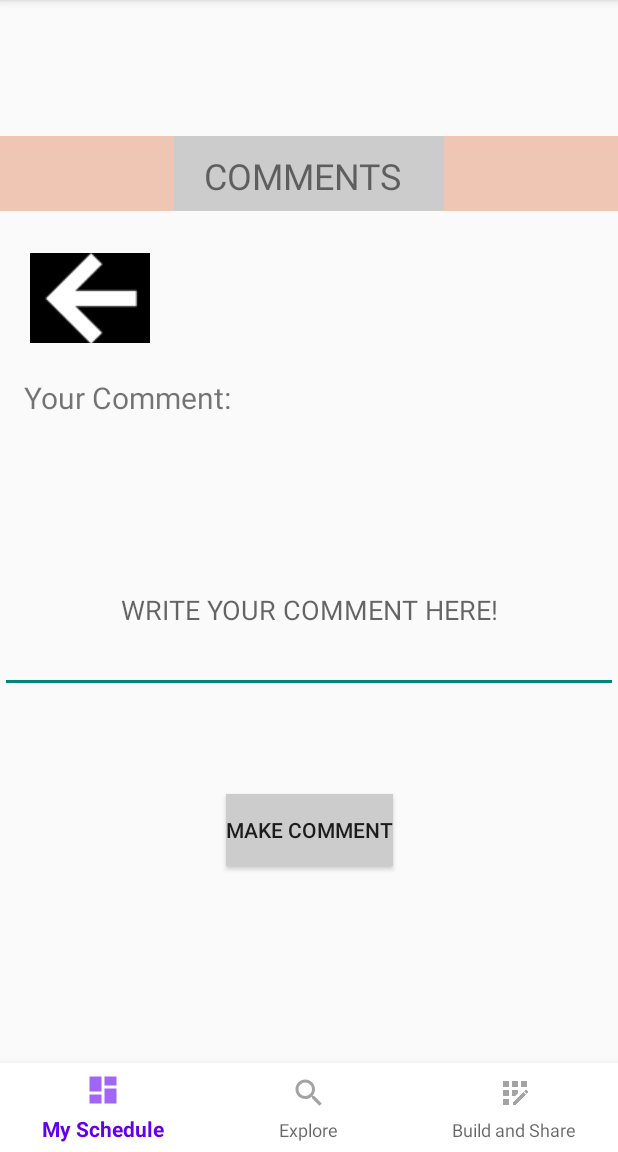
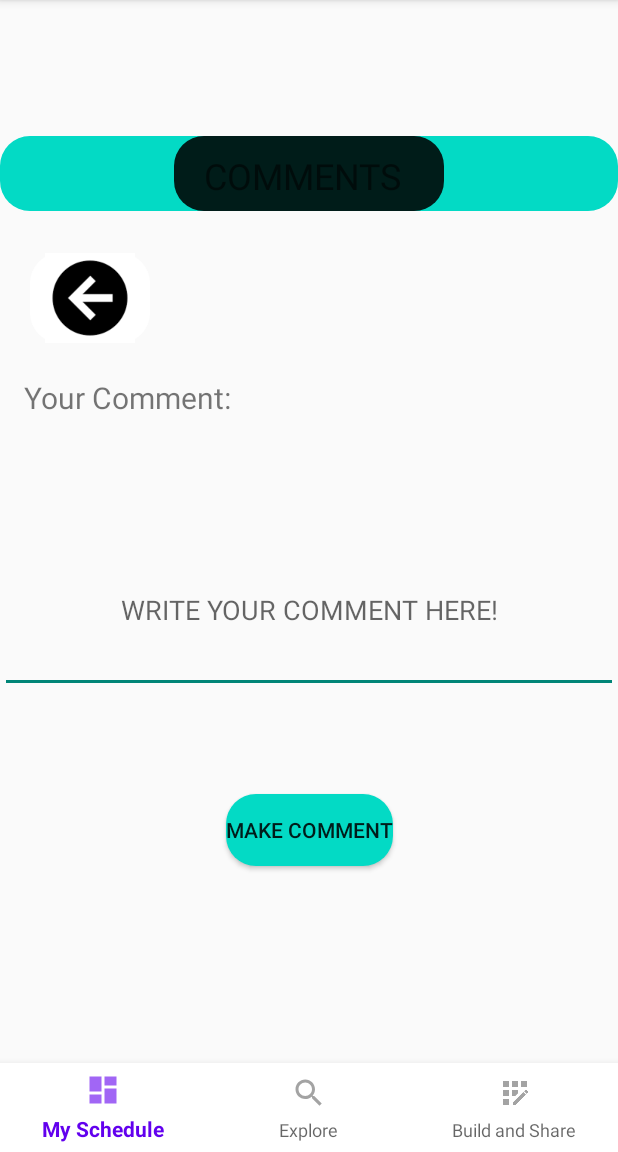
Before and after one commit to adenizgelir0/Sscheduler, an Android app built with Jetpack Compose: the ComentsPage screen opened directly, with no data from a screen before it, on a phone screen of 412 x 824 dp, the part 84-1236 px from its top. Run offline under Robolectric (Android 15) with nearby library versions, the phone set to English and light mode, and no system bars.

Commit message:
I have dealt with the gravities of texts, backgrounds and shapes of the buttons and textViews.

```diff
--- a/app/src/main/java/co/ubien/sscheduler/MainActivity.java
+++ b/app/src/main/java/co/ubien/sscheduler/MainActivity.java
@@ -35,7 +35,7 @@
     protected void onCreate(Bundle savedInstanceState) {
         super.onCreate(savedInstanceState);
         setContentView(R.layout.activity_main);
-        Intent ii = new Intent(MainActivity.this, ImportActivity.class);
+        Intent ii = new Intent(MainActivity.this, ReadComments.class);
         startActivity(ii);
         FirebaseUser user = auth.getCurrentUser();
         if(user != null){
--- /dev/null
+++ b/app/src/main/res/drawable/button_shape.xml
@@ -0,0 +1,5 @@
+<?xml version="1.0" encoding="utf-8"?>
+<shape xmlns:android="http://schemas.android.com/apk/res/android">
+<solid android:color="@color/teal_200"></solid>
+    <corners android:radius="20dp"></corners>
+</shape>
--- /dev/null
+++ b/app/src/main/res/drawable/editext_shape.xml
@@ -0,0 +1,5 @@
+<?xml version="1.0" encoding="utf-8"?>
+<shape xmlns:android="http://schemas.android.com/apk/res/android">
+    <solid android:color="@color/material_on_surface_emphasis_high_type"></solid>
+    <corners android:radius="20dp"></corners>
+</shape>
--- /dev/null
+++ b/app/src/main/res/drawable/imagebut_shape.xml
@@ -0,0 +1,5 @@
+<?xml version="1.0" encoding="utf-8"?>
+<shape xmlns:android="http://schemas.android.com/apk/res/android">
+    <solid android:color="@color/cardview_light_background"></solid>
+    <corners android:radius="20dp"></corners>
+</shape>
--- a/app/src/main/res/layout/activity_coments_page.xml
+++ b/app/src/main/res/layout/activity_coments_page.xml
@@ -9,7 +9,7 @@
         android:id="@+id/textView5"
         android:layout_width="match_parent"
         android:layout_height="50dp"
-        android:background="#EFC5B4"
+        android:background="@drawable/button_shape"
         app:layout_constraintBottom_toBottomOf="parent"
         app:layout_constraintEnd_toEndOf="parent"
         app:layout_constraintHorizontal_bias="0.0"
@@ -25,7 +25,7 @@
         android:layout_height="50dp"
         android:paddingBottom="10dp"
         android:paddingTop="10dp"
-        android:background="#CCCCCC"
+        android:background="@drawable/editext_shape"
         android:text="COMMENTS"
         android:textSize="24sp"
         app:layout_constraintBottom_toBottomOf="parent"
@@ -41,6 +41,8 @@
         android:layout_marginTop="28dp"
         android:layout_marginEnd="312dp"
         android:contentDescription="back"
+        android:background="@drawable/imagebut_shape"
+        android:scaleType="centerInside"
         android:src="@drawable/back_arrow"
         app:layout_constraintEnd_toEndOf="@+id/textView5"
         app:layout_constraintTop_toBottomOf="@+id/textView5" />
@@ -73,7 +75,7 @@
         android:id="@+id/commentMake"
         android:layout_width="wrap_content"
         android:layout_height="wrap_content"
-        android:background="#CCCCCC"
+        android:background="@drawable/button_shape"
         android:text="MAKE COMMENT"
         app:layout_constraintBottom_toBottomOf="parent"
         app:layout_constraintEnd_toEndOf="parent"
--- a/app/src/main/res/layout/activity_create_event.xml
+++ b/app/src/main/res/layout/activity_create_event.xml
@@ -68,6 +68,7 @@
         android:layout_height="wrap_content"
         android:layout_marginEnd="156dp"
         android:layout_marginBottom="180dp"
+        android:background="@drawable/button_shape"
         android:text="Create Event"
         app:layout_constraintBottom_toBottomOf="parent"
         app:layout_constraintEnd_toEndOf="parent"></Button>
--- a/app/src/main/res/layout/activity_import.xml
+++ b/app/src/main/res/layout/activity_import.xml
@@ -330,6 +330,7 @@
         android:layout_height="52dp"
         android:layout_marginEnd="200dp"
         android:text="Remerge"
+        android:background="@drawable/button_shape"
         app:layout_constraintBottom_toTopOf="@+id/bottonnav"
         app:layout_constraintEnd_toEndOf="parent"
         app:layout_constraintStart_toStartOf="parent"
@@ -340,6 +341,7 @@
         android:layout_height="50dp"
         android:layout_marginStart="200dp"
         android:text="Import"
+        android:background="@drawable/button_shape"
         app:layout_constraintBottom_toTopOf="@+id/bottonnav"
         app:layout_constraintEnd_toEndOf="parent"
         app:layout_constraintStart_toStartOf="parent"
--- a/app/src/main/res/layout/activity_main.xml
+++ b/app/src/main/res/layout/activity_main.xml
@@ -40,6 +40,7 @@
         android:layout_width="289dp"
         android:layout_height="48dp"
         android:hint="email"
+        android:gravity="center"
         app:layout_constraintBottom_toBottomOf="parent"
         app:layout_constraintEnd_toEndOf="parent"
         app:layout_constraintStart_toStartOf="parent"
@@ -52,6 +53,7 @@
         android:layout_height="48dp"
         android:hint="password"
         android:inputType="textPassword"
+        android:gravity="center"
         android:singleLine="true"
         app:layout_constraintBottom_toBottomOf="parent"
         app:layout_constraintEnd_toEndOf="parent"
@@ -65,6 +67,7 @@
 
         android:layout_height="61dp"
         android:text="Login"
+        android:background="@drawable/button_shape"
         app:layout_constraintBottom_toBottomOf="parent"
         app:layout_constraintEnd_toEndOf="parent"
         app:layout_constraintStart_toStartOf="parent"
@@ -74,7 +77,7 @@
     <Button
         android:id="@+id/SignUpBtn"
         android:layout_width="185dp"
-
+        android:background="@drawable/button_shape"
         android:layout_height="58dp"
         android:text="Create Account"
         app:layout_constraintBottom_toBottomOf="parent"
--- a/app/src/main/res/layout/activity_profile.xml
+++ b/app/src/main/res/layout/activity_profile.xml
@@ -24,6 +24,7 @@
         android:layout_width="289dp"
         android:layout_height="48dp"
         android:hint="Full Name"
+        android:gravity="center"
         android:singleLine="true"
         app:layout_constraintBottom_toBottomOf="parent"
         app:layout_constraintEnd_toEndOf="parent"
@@ -36,6 +37,7 @@
         android:layout_width="287dp"
         android:layout_height="129dp"
         android:hint="Describe Yourself..."
+        android:gravity="center"
         android:inputType="textMultiLine"
         android:lines="8"
         app:layout_constraintBottom_toBottomOf="parent"
@@ -48,7 +50,7 @@
     <Button
         android:id="@+id/saveBtn"
         android:layout_width="184dp"
-
+        android:background="@drawable/button_shape"
         android:layout_height="61dp"
         android:text="Save"
         app:layout_constraintBottom_toBottomOf="parent"
```
Also changed, not shown: app/src/main/res/layout/activity_read_comments.xml (+5 -2 lines).
